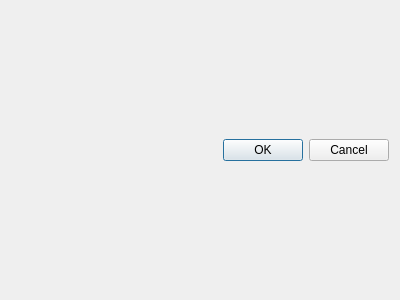
This is src/ui/editevent.ui in ekaparulin/stammbaum as Qt 5 draws it before an edit. The edited form follows.
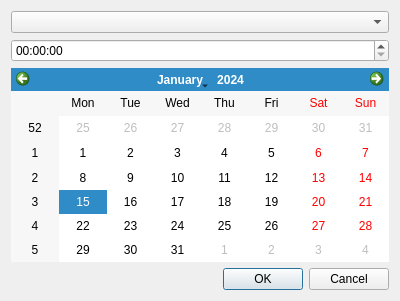
This is the edited form.

Commit message:
Refactoring user edit form
- Added event widget

Diff of the .ui file:
```diff
--- a/src/ui/editevent.ui
+++ b/src/ui/editevent.ui
@@ -7,14 +7,17 @@
     <x>0</x>
     <y>0</y>
     <width>400</width>
-    <height>300</height>
+    <height>301</height>
    </rect>
   </property>
   <property name="windowTitle">
    <string>Dialog</string>
   </property>
   <layout class="QGridLayout" name="gridLayout">
-   <item row="0" column="0">
+   <item row="1" column="0">
+    <widget class="QTimeEdit" name="timeEdit"/>
+   </item>
+   <item row="4" column="0">
     <widget class="QDialogButtonBox" name="buttonBox">
      <property name="orientation">
       <enum>Qt::Horizontal</enum>
@@ -24,6 +27,12 @@
      </property>
     </widget>
    </item>
+   <item row="2" column="0">
+    <widget class="QCalendarWidget" name="calendarWidget"/>
+   </item>
+   <item row="0" column="0">
+    <widget class="QComboBox" name="comboBox"/>
+   </item>
   </layout>
  </widget>
  <resources/>
```
Left out of the diff: 2 changed lines with no effect on the pictures. The commit also changes 22 other files.
